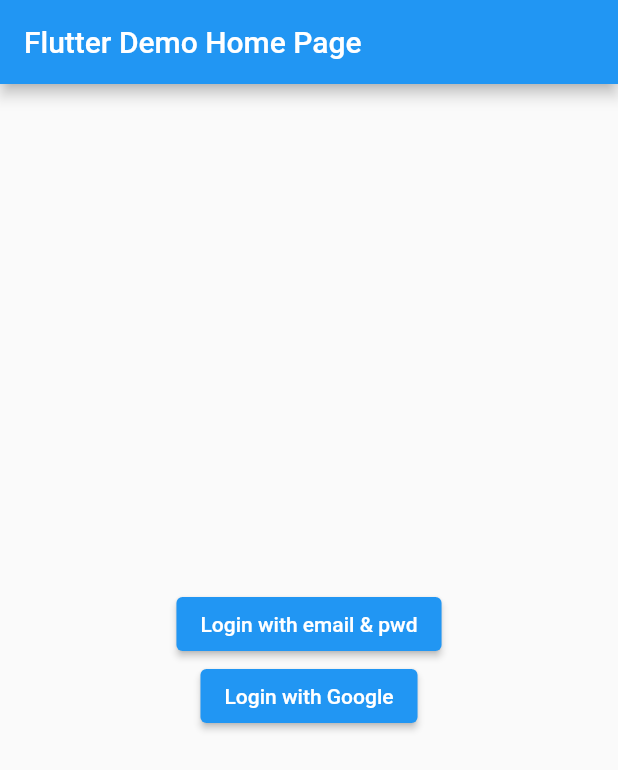
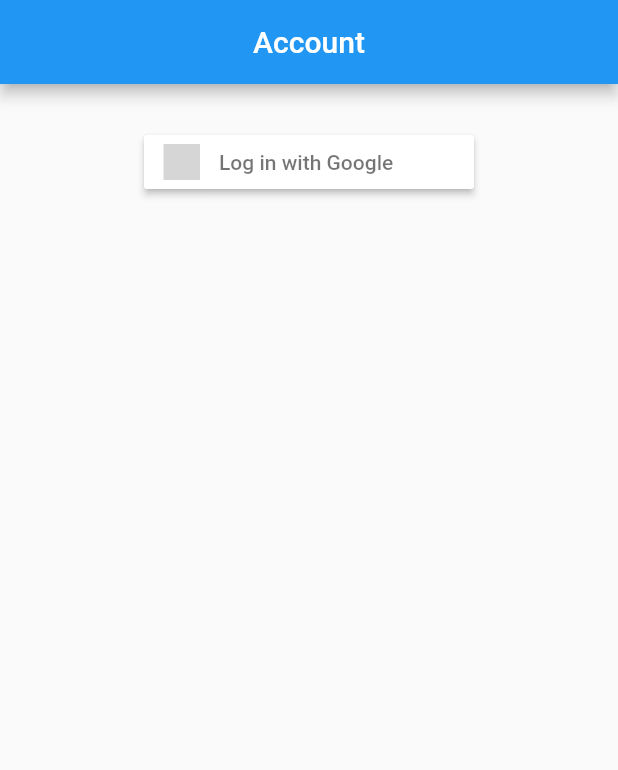
Before and after one commit to dnw2022/one-for-twelve, a Flutter app: the screen it shows after launch, on a phone screen of 412 x 824 dp. Shown: the top 770 px of the screen. Run offline on Flutter 3.47's test engine with Material 2 defaults, Android fonts, the phone set to English and light mode, and no system bars; our stand-ins replace cloud_firestore, firebase_auth, firebase_core, flutter_signin_button, google_sign_in, settings_ui and 1 more; accounts and stored records are empty; grey boxes are pictures that could not be loaded.

Commit message:
Basic game login flow using Google signin

```diff
--- a/lib/login.dart
+++ /dev/null
@@ -1,59 +0,0 @@
-import 'package:flutter/foundation.dart';
-
-import 'package:firebase_auth/firebase_auth.dart';
-import 'package:flutter/material.dart';
-import 'package:google_sign_in/google_sign_in.dart';
-
-import './firebase_options.dart';
-
-class Login extends StatelessWidget {
-  Login({super.key});
-  final FirebaseAuth _auth = FirebaseAuth.instance;
-
-  Future<UserCredential> signInWithUsernamePassword() async {
-    return await _auth.signInWithEmailAndPassword(
-      email: 'test@test.com',
-      password: 'password',
-    );
-  }
-
-  Future<UserCredential> signInWithGoogle() async {
-    // Trigger the authentication flow
-    final GoogleSignInAccount? googleUser = await GoogleSignIn(
-            clientId: DefaultFirebaseOptions.currentPlatform.iosClientId)
-        .signIn();
-
-    // Obtain the auth details from the request
-    final GoogleSignInAuthentication? googleAuth =
-        await googleUser?.authentication;
-
-    // Create a new credential
-    final credential = GoogleAuthProvider.credential(
-      accessToken: googleAuth?.accessToken,
-      idToken: googleAuth?.idToken,
-    );
-
-    // Once signed in, return the UserCredential
-    return await FirebaseAuth.instance.signInWithCredential(credential);
-  }
-
-  @override
-  Widget build(BuildContext context) {
-    return Column(
-      mainAxisAlignment: MainAxisAlignment.center,
-      children: [
-        ElevatedButton(
-          child: const Text('Login with email & pwd'),
-          onPressed: () => signInWithUsernamePassword(),
-        ),
-        if (defaultTargetPlatform == TargetPlatform.android ||
-            defaultTargetPlatform == TargetPlatform.iOS) ...[
-          ElevatedButton(
-            child: const Text('Login with Google'),
-            onPressed: () => signInWithGoogle(),
-          )
-        ]
-      ],
-    );
-  }
-}
--- a/lib/main.dart
+++ b/lib/main.dart
@@ -3,19 +3,24 @@
 import 'package:firebase_core/firebase_core.dart';
 
 import './firebase_options.dart';
-import './login.dart';
-import './profile.dart';
 
 import './screens/splash_screen.dart';
+import './screens/auth_screen.dart';
+import './screens/home_screen.dart';
 
 Future<void> main() async {
   WidgetsFlutterBinding.ensureInitialized();
   runApp(const MyApp());
 }
 
-class MyApp extends StatelessWidget {
+class MyApp extends StatefulWidget {
   const MyApp({super.key});
 
+  @override
+  State<MyApp> createState() => _MyAppState();
+}
+
+class _MyAppState extends State<MyApp> {
   Future<FirebaseApp> initApp() async {
     await Future.delayed(const Duration(seconds: 1));
 
@@ -26,6 +31,19 @@
     return app;
   }
 
+  Widget _buildHomeScreen() {
+    return StreamBuilder(
+      stream: FirebaseAuth.instance.authStateChanges(),
+      builder: (_, snapshot) {
+        if (snapshot.connectionState == ConnectionState.waiting) {
+          return const SplashScreen();
+        }
+
+        return snapshot.hasData ? const HomeScreen() : AuthScreen(null);
+      },
+    );
+  }
+
   @override
   Widget build(BuildContext context) {
     return MaterialApp(
@@ -33,13 +51,22 @@
       theme: ThemeData(
         primarySwatch: Colors.blue,
       ),
+      onGenerateRoute: (routeSettings) {
+        if (routeSettings.name == "/home") {
+          return PageRouteBuilder(
+            pageBuilder: (_, a1, a2) => _buildHomeScreen(),
+          );
+        }
+
+        return null;
+      },
       home: FutureBuilder(
           future: initApp(),
           builder: (context, snapshot) {
             if (snapshot.hasError) {
               return Text(snapshot.error.toString());
             } else if (snapshot.hasData) {
-              return const MyHomePage(title: 'Flutter Demo Home Page');
+              return _buildHomeScreen();
             } else {
               return const Center(child: SplashScreen());
             }
@@ -47,38 +74,3 @@
     );
   }
 }
-
-class MyHomePage extends StatefulWidget {
-  const MyHomePage({super.key, required this.title});
-  final String title;
-
-  @override
-  State<MyHomePage> createState() => _MyHomePageState();
-}
-
-class _MyHomePageState extends State<MyHomePage> {
-  @override
-  Widget build(BuildContext context) {
-    return Scaffold(
-      appBar: AppBar(
-        title: Text(widget.title),
-      ),
-      body: Center(
-        child: StreamBuilder<User?>(
-          stream: FirebaseAuth.instance.authStateChanges(),
-          builder: (context, snapshot) {
-            if (snapshot.hasError) {
-              return Center(
-                child: Text(snapshot.error.toString()),
-              );
-            }
-            if (snapshot.hasData) {
-              return Profile();
-            }
-            return Login();
-          },
-        ),
-      ),
-    );
-  }
-}
--- /dev/null
+++ b/lib/models/game_user.dart
@@ -0,0 +1,16 @@
+import '../models/user_game_settings.dart';
+
+class GameUser {
+  final String displayName;
+  final String photoUrl;
+  final String? _providerName;
+  final bool hasSubscription;
+  final bool isSuperUser;
+  final UserGameSettings gameSettings;
+
+  String get providerName =>
+      _providerName?.split('.').first.toUpperCase() ?? '';
+
+  GameUser(this.displayName, this.photoUrl, this._providerName,
+      this.hasSubscription, this.isSuperUser, this.gameSettings);
+}
--- /dev/null
+++ b/lib/models/question_selection_strategies.dart
@@ -0,0 +1,6 @@
+// ignore_for_file: constant_identifier_names
+
+enum QuestionSelectionStrategies {
+  RandomOnlyEasy,
+  Random,
+}
--- /dev/null
+++ b/lib/models/user_game_settings.dart
@@ -0,0 +1,60 @@
+// ignore_for_file: constant_identifier_names
+
+import 'package:shared_preferences/shared_preferences.dart';
+
+import '../models/question_selection_strategies.dart';
+
+class UserGameSettings {
+  static const _GAME_LANGUAGE_CODE = "GAME_LANGUAGECODE";
+  static const _GAME_SHOW_UNREVISED_QUESTIONS = "GAME_SHOW_UNREVISED_QUESTIONS";
+  static const _GAME_SHOW_SELECTION_SCREEN = "GAME_SHOW_SELECTION_SCREEN";
+  static const _GAME_QUESTION_SELECTION_STRATEGY =
+      "GAME_QUESTION_SELECTION_STRATEGY";
+
+  final String? _languageCode;
+  String get languageCode => _languageCode ?? 'nl';
+  Future<void> setLanguageCode(String value) async {
+    final sharedPrefs = await SharedPreferences.getInstance();
+    await sharedPrefs.setString(_GAME_LANGUAGE_CODE, value);
+  }
+
+  final bool? _showUnrevisedQuestions;
+  bool get showUnrevisedQuestions => _showUnrevisedQuestions ?? false;
+  Future<void> setShowUnrevisedQuestions(bool value) async {
+    final sharedPrefs = await SharedPreferences.getInstance();
+    await sharedPrefs.setBool(_GAME_SHOW_UNREVISED_QUESTIONS, value);
+  }
+
+  final bool? _showGameSelectionScreen;
+  bool get showGameSelectionScreen => _showGameSelectionScreen ?? true;
+  Future<void> setShowGameSelectionScreen(bool value) async {
+    final sharedPrefs = await SharedPreferences.getInstance();
+    await sharedPrefs.setBool(_GAME_SHOW_SELECTION_SCREEN, value);
+  }
+
+  final QuestionSelectionStrategies? _questionSelectionStrategy;
+  QuestionSelectionStrategies get questionSelectionStrategy =>
+      _questionSelectionStrategy ?? QuestionSelectionStrategies.RandomOnlyEasy;
+  Future<void> setQuestionSelectionStrategy(
+      QuestionSelectionStrategies value) async {
+    final sharedPrefs = await SharedPreferences.getInstance();
+    await sharedPrefs.setInt(_GAME_QUESTION_SELECTION_STRATEGY, value.index);
+  }
+
+  UserGameSettings(this._languageCode, this._showUnrevisedQuestions,
+      this._showGameSelectionScreen, this._questionSelectionStrategy);
+
+  static Future<UserGameSettings> createFromSharedPreferences() async {
+    final sharedPrefs = await SharedPreferences.getInstance();
+
+    return UserGameSettings(
+      sharedPrefs.getString(_GAME_LANGUAGE_CODE),
+      sharedPrefs.getBool(_GAME_SHOW_UNREVISED_QUESTIONS),
+      sharedPrefs.getBool(_GAME_SHOW_SELECTION_SCREEN),
+      sharedPrefs.getInt(_GAME_QUESTION_SELECTION_STRATEGY) == null
+          ? QuestionSelectionStrategies.RandomOnlyEasy
+          : QuestionSelectionStrategies
+              .values[sharedPrefs.getInt(_GAME_QUESTION_SELECTION_STRATEGY)!],
+    );
+  }
+}
--- /dev/null
+++ b/lib/screens/auth_screen.dart
@@ -0,0 +1,93 @@
+import 'package:flutter/material.dart';
+import 'package:flutter_signin_button/button_list.dart';
+import 'package:flutter_signin_button/button_view.dart';
+import 'package:google_sign_in/google_sign_in.dart';
+import 'package:firebase_auth/firebase_auth.dart';
+import '../firebase_options.dart';
+
+import '../models/game_user.dart';
+
+class AuthScreen extends StatelessWidget {
+  final FirebaseAuth _auth = FirebaseAuth.instance;
+  final GoogleSignIn _googleSignIn = GoogleSignIn(
+      clientId: DefaultFirebaseOptions.currentPlatform.iosClientId);
+  final GameUser? _user;
+
+  AuthScreen(this._user, {super.key});
+
+  Future<void> _handleSignInGoogle() async {
+    final googleUser = await _googleSignIn.signIn();
+
+    if (googleUser == null) return;
+
+    final googleAuth = await googleUser.authentication;
+
+    final credential = GoogleAuthProvider.credential(
+      accessToken: googleAuth.accessToken,
+      idToken: googleAuth.idToken,
+    );
+
+    await _auth.signInWithCredential(credential);
+  }
+
+  Future<void> _handleSignOut() async {
+    await _auth.signOut();
+  }
+
+  Widget _buildColumn(BuildContext context, GameUser? user) {
+    return user?.providerName == null
+        ? _buildNotLoggedInColumn(context, user)
+        : _buildLoggedInColumn(context, user!);
+  }
+
+  Widget _buildNotLoggedInColumn(BuildContext ctx, GameUser? user) {
+    return Column(
+      children: [
+        const SizedBox(height: 20),
+        SignInButton(Buttons.Google, text: 'Log in with Google',
+            onPressed: () async {
+          await _handleSignInGoogle();
+        })
+      ],
+    );
+  }
+
+  Future<void> navigateHome(BuildContext ctx) async {
+    await Navigator.of(ctx).pushNamedAndRemoveUntil('/home', (_) => false);
+  }
+
+  Widget _buildLoggedInColumn(BuildContext ctx, GameUser user) {
+    return Column(
+      children: [
+        Text('Logged on at ${user.providerName} with ${user.displayName}'),
+        const SizedBox(
+          height: 10,
+        ),
+        ElevatedButton(
+          onPressed: () async {
+            await _handleSignOut();
+            await navigateHome(ctx);
+          },
+          style: ElevatedButton.styleFrom(backgroundColor: Colors.red),
+          child: const Text('Logout'),
+        )
+      ],
+    );
+  }
+
+  @override
+  Widget build(BuildContext context) {
+    return Scaffold(
+      appBar: AppBar(
+        title: const Text('Account'),
+        centerTitle: true,
+      ),
+      body: Center(
+        child: Padding(
+          padding: const EdgeInsets.all(8.0),
+          child: _buildColumn(context, _user),
+        ),
+      ),
+    );
+  }
+}
```
Also changed, not shown: lib/profile.dart (deleted, +0 -29 lines), lib/screens/home_screen.dart (added, +107 -0 lines), lib/screens/settings_screen.dart (added, +98 -0 lines), lib/services/auth.dart (added, +42 -0 lines), lib/widgets/size_config.dart (added, +38 -0 lines), pubspec.yaml (+8 -7 lines), assets/homer_desperate.png (added), lib/firebase_options.dart, pubspec.lock, 6 other files.
